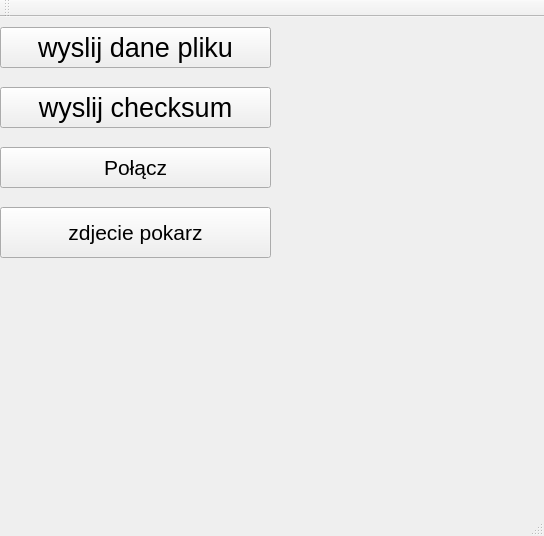
The window that ClientApplication/src/libs/ui/CMainWindow.ui (militia11/in) describes before a commit, drawn with Qt 5.
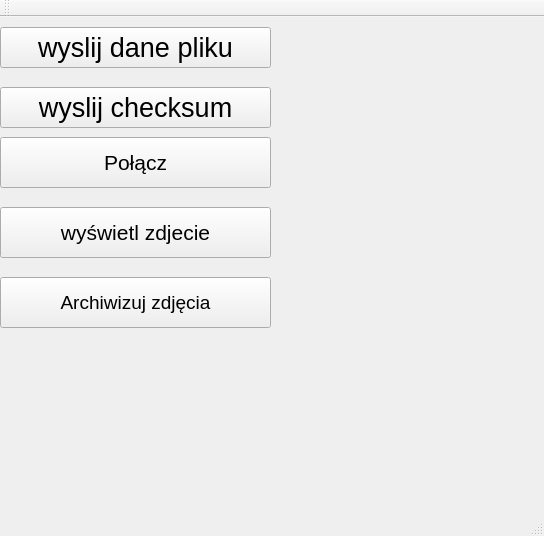
The same window after the commit.

The edit to the form file:
```diff
--- a/ClientApplication/src/libs/ui/CMainWindow.ui
+++ b/ClientApplication/src/libs/ui/CMainWindow.ui
@@ -36,9 +36,9 @@
     <property name="geometry">
      <rect>
       <x>0</x>
-      <y>130</y>
+      <y>120</y>
       <width>271</width>
-      <height>41</height>
+      <height>51</height>
      </rect>
     </property>
     <property name="font">
@@ -65,7 +65,7 @@
      </font>
     </property>
     <property name="text">
-     <string>zdjecie pokarz</string>
+     <string>wyświetl zdjecie</string>
     </property>
    </widget>
    <widget class="QPushButton" name="mPushButtonSendPhoto">
@@ -102,6 +102,24 @@
      <bool>true</bool>
     </property>
    </widget>
+   <widget class="QPushButton" name="mPushButtonArchivePhoto">
+    <property name="geometry">
+     <rect>
+      <x>0</x>
+      <y>260</y>
+      <width>271</width>
+      <height>51</height>
+     </rect>
+    </property>
+    <property name="font">
+     <font>
+      <pointsize>14</pointsize>
+     </font>
+    </property>
+    <property name="text">
+     <string>Archiwizuj zdjęcia</string>
+    </property>
+   </widget>
   </widget>
   <widget class="QMenuBar" name="menuBar">
    <property name="geometry">
```
